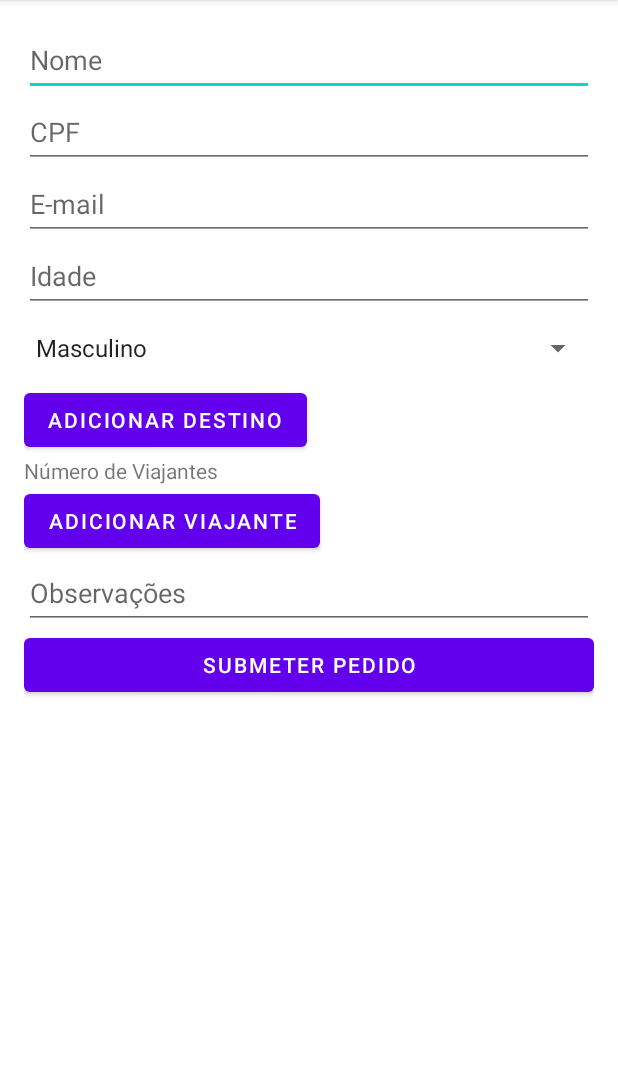
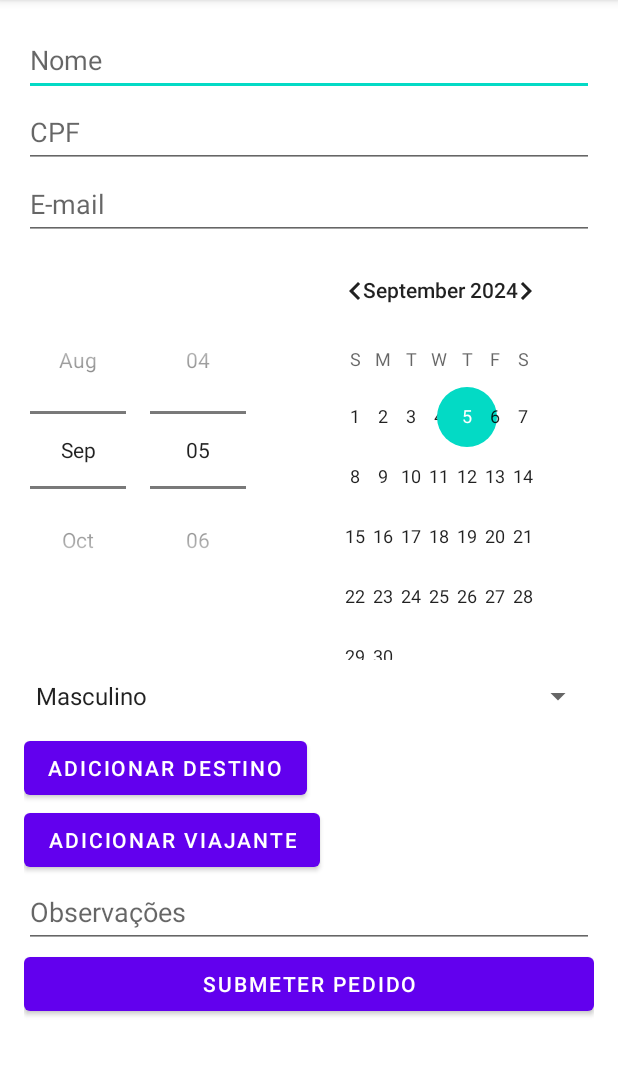
Before and after one commit to RenanFR/Role, an Android app built with Jetpack Compose: the screen it shows after launch (TravelRequestActivity), on a phone screen of 412 x 824 dp, the part 84-1160 px from its top. Run offline under Robolectric (Android 15) with nearby library versions, the phone set to English and light mode, and no system bars.

```diff
--- a/app/src/main/res/layout/activity_travel_request.xml
+++ b/app/src/main/res/layout/activity_travel_request.xml
@@ -1,4 +1,3 @@
-<?xml version="1.0" encoding="utf-8"?>
 <ScrollView xmlns:android="http://schemas.android.com/apk/res/android"
     android:layout_width="match_parent"
     android:layout_height="match_parent">
@@ -8,7 +7,6 @@
         android:layout_height="wrap_content"
         android:orientation="vertical"
         android:padding="16dp">
-
 
         <EditText
             android:id="@+id/name_edit_text"
@@ -31,12 +29,12 @@
             android:hint="E-mail"
             android:minHeight="48dp" />
 
-        <EditText
-            android:id="@+id/age_edit_text"
+        <DatePicker
+            android:id="@+id/birthdate_date_picker"
             android:layout_width="match_parent"
             android:layout_height="wrap_content"
-            android:hint="Idade"
-            android:minHeight="48dp" />
+            android:calendarViewShown="true"
+            android:datePickerMode="spinner" />
 
         <Spinner
             android:id="@+id/gender_spinner"
@@ -44,7 +42,6 @@
             android:layout_height="wrap_content"
             android:entries="@array/gender_array"
             android:minHeight="48dp" />
-
 
         <LinearLayout
             android:id="@+id/destinations_layout"
@@ -58,11 +55,6 @@
             android:layout_height="wrap_content"
             android:text="Adicionar Destino" />
 
-        <TextView
-            android:layout_width="match_parent"
-            android:layout_height="wrap_content"
-            android:text="Número de Viajantes" />
-
         <Button
             android:id="@+id/add_traveler_button"
             android:layout_width="wrap_content"
@@ -75,22 +67,12 @@
             android:layout_height="wrap_content"
             android:orientation="vertical" />
 
-
         <EditText
             android:id="@+id/notes_edit_text"
             android:layout_width="match_parent"
             android:layout_height="wrap_content"
             android:hint="Observações"
             android:minHeight="48dp" />
-
-        <TableLayout
-            android:id="@+id/interests_table"
-            android:layout_width="match_parent"
-            android:layout_height="wrap_content">
-
-
-        </TableLayout>
-
 
         <Button
             android:id="@+id/submit_button"
```
Also changed, not shown: app/src/main/java/com/agamatec/role/TravelRequestActivity.kt (+28 -15 lines), app/src/main/res/layout/traveler_form.xml (+5 -4 lines), 1 other file.
